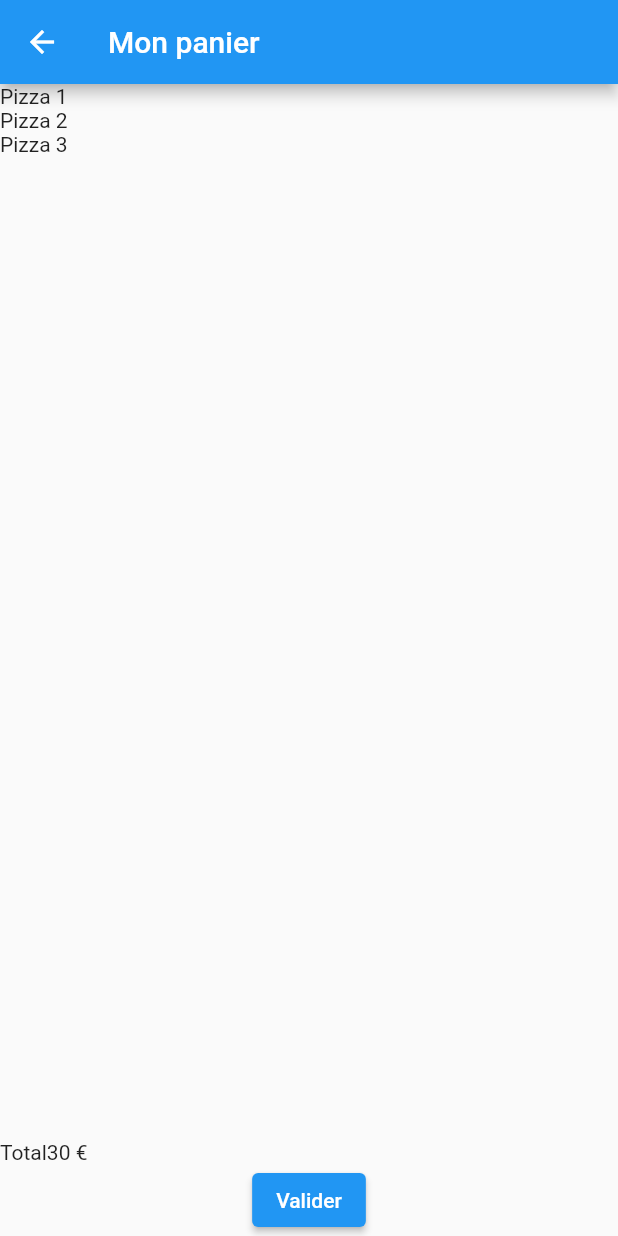
After one commit to Hb34/mobile, a Flutter app: the screen it shows after launch, after a tap on the "shopping cart" icon, on a phone screen of 412 x 824 dp. The commit adds this screen. Run offline on Flutter 3.47's test engine with Material 2 defaults, Android fonts, the phone set to English and light mode, and no system bars; missing offline and left inert: dart:html.

Commit message:
commit de la fin du tp3 pizza

```diff
--- /dev/null
+++ b/projets/pizzeria/lib/models/cart.dart
@@ -0,0 +1,43 @@
+import 'package:pizzeria/models/pizza.dart';
+
+class CartItem {
+  final Pizza pizza;
+  int quantity;
+
+  CartItem(this.pizza, [this.quantity = 1]);
+}
+
+class Cart {
+  List<CartItem> _items = [];
+
+  int totalItems() { return _items.length; }
+  CartItem getCartItem(int index) {
+    return _items[index];
+  }
+
+  void addProduct(Pizza pizza) {
+    // Recherche du produit
+    int index = findCartItemIndex(pizza.id);
+    if (index ==-1) {
+      // Ajout
+      _items.add(CartItem(pizza));
+    } else {
+      // Incrémente la quantité
+      CartItem item = _items[index];
+      item.quantity++;
+    }
+  }
+
+  void removeProduct(Pizza pizza) {
+    // Recherche produit
+    int index = findCartItemIndex(pizza.id);
+    if (index != -1) {
+      // suppression
+      _items.removeAt(index);
+    }
+  }
+
+  int findCartItemIndex(int id) {
+    return _items.indexWhere((element) => element.pizza.id == id);
+  }
+}
--- a/projets/pizzeria/lib/models/pizza.dart
+++ b/projets/pizzeria/lib/models/pizza.dart
@@ -20,8 +20,8 @@ class Pizza {
   static final List<OptionItem> tailles = [
     OptionItem(0, "Small", supplement: -1),
     OptionItem(1, "Medium"),
-    OptionItem(1, "Large", supplement: 2),
-    OptionItem(1, "Extra large", supplement: 2),
+    OptionItem(2, "Large", supplement: 2),
+    OptionItem(3, "Extra large", supplement: 2),
   ];
   static final List<OptionItem> sauces = [
     OptionItem(0, "Base sauce tomate"),
--- /dev/null
+++ b/projets/pizzeria/lib/ui/panier.dart
@@ -0,0 +1,64 @@
+import 'package:flutter/material.dart';
+import 'package:pizzeria/models/cart.dart';
+import 'package:pizzeria/models/pizza.dart';
+
+class Panier extends StatefulWidget {
+  final Cart _cart;
+  const Panier(this._cart, {Key? key}) : super(key: key);
+
+  @override
+  _PanierState createState() => _PanierState();
+}
+
+class _PanierState extends State<Panier> {
+  @override
+  Widget build(BuildContext context) {
+    return Scaffold(
+        appBar:AppBar(
+          title: Text('Mon panier'),
+        ),
+        body:Column(
+          children: [
+            Expanded(
+              //child: ListView.builder(
+              child: ListView(
+                  children: [
+                  Text('Pizza 1'),
+                  Text('Pizza 2'),
+                  Text('Pizza 3'),
+                ],
+              ),
+            ),
+            Row(
+              children: [
+                Text('Total'),
+                Text('30 €'),
+              ],
+            ),
+            Container(
+              child: ElevatedButton(
+                child:Text('Valider'),
+                  onPressed: () {
+                  print('Valider');
+                },
+              )),
+          ],
+        ),
+    );
+  }
+
+  Widget _buildItem(CartItem cartItem) {
+    return Row(
+      children: [
+        Text('Image'),
+        Column(
+          children: [
+            Text(cartItem.pizza.title),
+            Text('Prix avec InputSpinboxWidget'),
+            Text('Sous-total'),
+          ],
+        )
+      ],
+    );
+  }
+}
--- a/projets/pizzeria/lib/ui/pizza_details.dart
+++ b/projets/pizzeria/lib/ui/pizza_details.dart
@@ -1,13 +1,16 @@
 import 'package:flutter/material.dart';
+import 'package:pizzeria/models/cart.dart';
 import 'package:pizzeria/models/option_item.dart';
 import 'package:pizzeria/models/pizza.dart';
+import 'package:pizzeria/ui/share/appbar_widget.dart';
 import 'package:pizzeria/ui/share/buy_button_widget.dart';
 import 'package:pizzeria/ui/share/pizzeria_style.dart';
 import 'package:pizzeria/ui/share/total_widget.dart';
 
 class PizzaDetails extends StatefulWidget {
   final Pizza _pizza;
-  PizzaDetails(this._pizza, {Key? key}) : super(key: key);
+  final Cart _cart;
+  PizzaDetails(this._pizza, this._cart, {Key? key}) : super(key: key);
 
 
   @override
@@ -18,9 +21,7 @@ class _PizzaDetailsState extends State<PizzaDetails> {
   @override
   Widget build(BuildContext context) {
     return Scaffold(
-      appBar: AppBar(
-        title: Text(widget._pizza.title),
-      ),
+      appBar: AppBarWidget(widget._pizza.title,widget._cart),
       body: ListView(
         padding: EdgeInsets.all(4.0),
         children: [
@@ -57,17 +58,16 @@ class _PizzaDetailsState extends State<PizzaDetails> {
             'Sauce sélectionnées',
             style: PizzeriaStyle.headerTextStyle,
           ),
-          _buildeDropDownSauces(),
+          _buildDropDownSauces(),
           //Text('Les sauces'),
           TotalWidget(widget._pizza.total),
-          BuyButtonWidget(),
-          //BuyButtonWidget(widget._pizza, widget._cart),
+          BuyButtonWidget(widget._pizza, widget._cart),
         ],
       ),
     );
   }
-
- /* _buildBuyButton() {
+/*
+  _buildBuyButton() {
     return
         Row(
           mainAxisAlignment: MainAxisAlignment.end,
@@ -89,8 +89,8 @@ class _PizzaDetailsState extends State<PizzaDetails> {
             ),
           ],
         );
-  }*/
-
+  }
+*/
 
   _buildDropDownPates() {
     return DropdownButton<OptionItem>(
@@ -128,7 +128,7 @@ class _PizzaDetailsState extends State<PizzaDetails> {
       },
     );
   }
-  _buildeDropDownSauces() {
+  _buildDropDownSauces() {
     return DropdownButton<OptionItem>(
       isExpanded: true,
       value: Pizza.sauces[widget._pizza.sauce],
--- /dev/null
+++ b/projets/pizzeria/lib/ui/share/appbar_widget.dart
@@ -0,0 +1,37 @@
+import 'dart:html';
+
+import 'package:flutter/cupertino.dart';
+import 'package:flutter/material.dart';
+import 'package:pizzeria/models/cart.dart';
+
+import '../panier.dart';
+
+class AppBarWidget extends StatelessWidget implements PreferredSizeWidget {
+  final String title;
+  final Cart _cart;
+
+  @override
+  //TODO: implement preferredSize
+  Size get preferredSize => Size.fromHeight(kToolbarHeight);
+
+  const AppBarWidget(this.title, this._cart, {Key? key}) : super(key: key);
+
+  @override
+  Widget build(BuildContext context) {
+    return AppBar(
+      title: Text(title),
+      actions: [
+        IconButton(
+            onPressed: () {
+              Navigator.push(
+                context,
+                MaterialPageRoute(
+                  builder: (context) => Panier(_cart),
+              ));
+            },
+            icon: Icon(Icons.shopping_cart),
+        )
+      ],
+    );
+  }
+}
--- a/projets/pizzeria/lib/ui/share/buy_button_widget.dart
+++ b/projets/pizzeria/lib/ui/share/buy_button_widget.dart
@@ -1,8 +1,12 @@
 import 'package:flutter/cupertino.dart';
 import 'package:flutter/material.dart';
+import 'package:pizzeria/models/cart.dart';
+import 'package:pizzeria/models/pizza.dart';
 
 class BuyButtonWidget extends StatelessWidget {
-  const BuyButtonWidget({Key? key}) : super(key: key);
+  final Pizza _pizza;
+  final Cart _cart;
+  const BuyButtonWidget(this._pizza, this._cart, {Key? key}) : super(key: key);
 
   @override
   Widget build(BuildContext context) {
@@ -23,6 +27,7 @@ class BuyButtonWidget extends StatelessWidget {
             ),
             onPressed: () {
               print('Commander une pizza');
+              _cart.addProduct(_pizza);
             },
           ),
         ],
--- a/projets/pizzeria/lib/ui/share/total_widget.dart
+++ b/projets/pizzeria/lib/ui/share/total_widget.dart
@@ -27,7 +27,7 @@ class TotalWidget extends StatelessWidget {
               child: Container(
                 margin: EdgeInsets.only(left: 12.0),
                 child: Text(
-                  'Total',
+                  'TOTAL',
                   style: PizzeriaStyle.priceTotalTextStyle,
                   textAlign: TextAlign.end,
                 ),
```
Also changed, not shown: projets/pizzeria/lib/main.dart (+8 -5 lines), projets/pizzeria/lib/ui/pizza_list.dart (+7 -6 lines).
